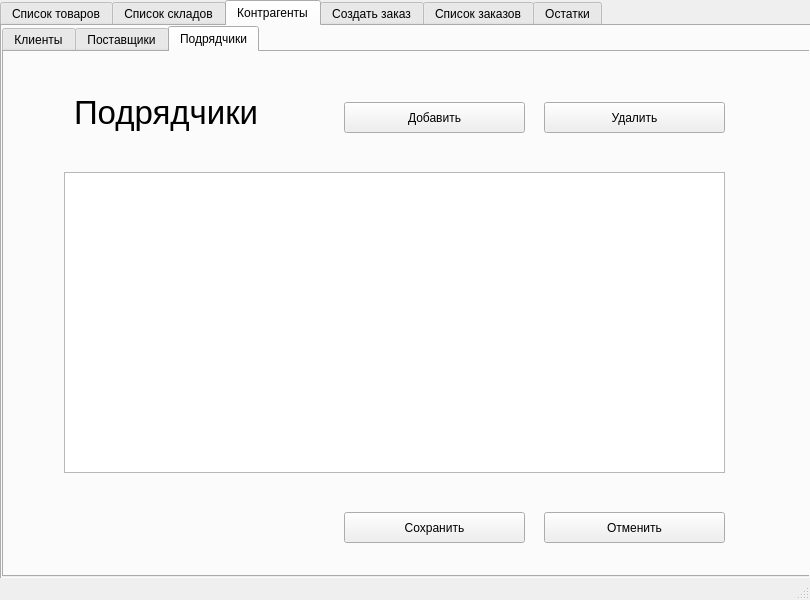
Before: the Qt Designer form main_window.ui in Sterdam1/UIT_Progect_2, drawn with Qt 5.
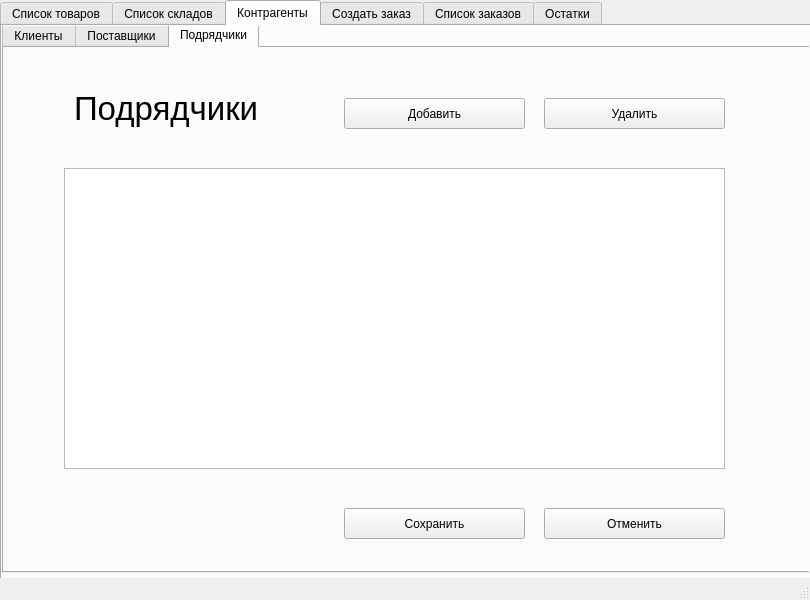
After: the same form once the commit is applied. The open tabs and pages were chosen to show the change.

Commit message: Самый важный коммит в проекте

Diff of the .ui file:
```diff
--- a/main_window.ui
+++ b/main_window.ui
@@ -210,7 +210,7 @@
       <property name="geometry">
        <rect>
         <x>0</x>
-        <y>0</y>
+        <y>-4</y>
         <width>811</width>
         <height>551</height>
        </rect>
```
Left out of the diff: 6 changed lines with no effect on the pictures. The commit also changes 2 other files.
